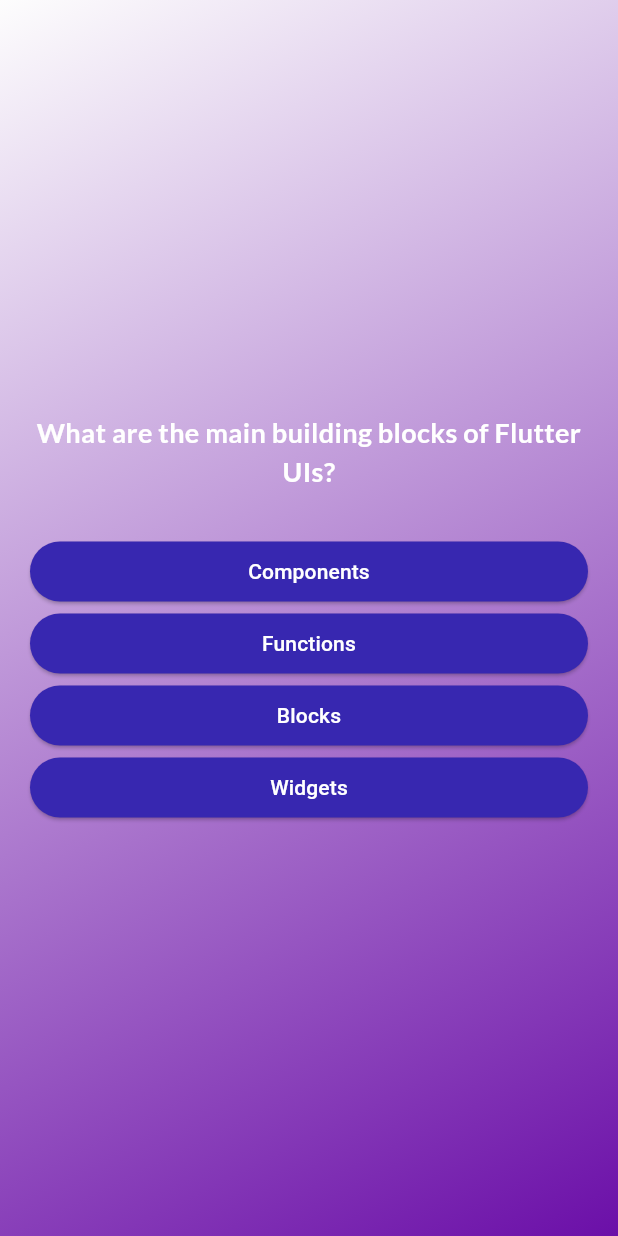
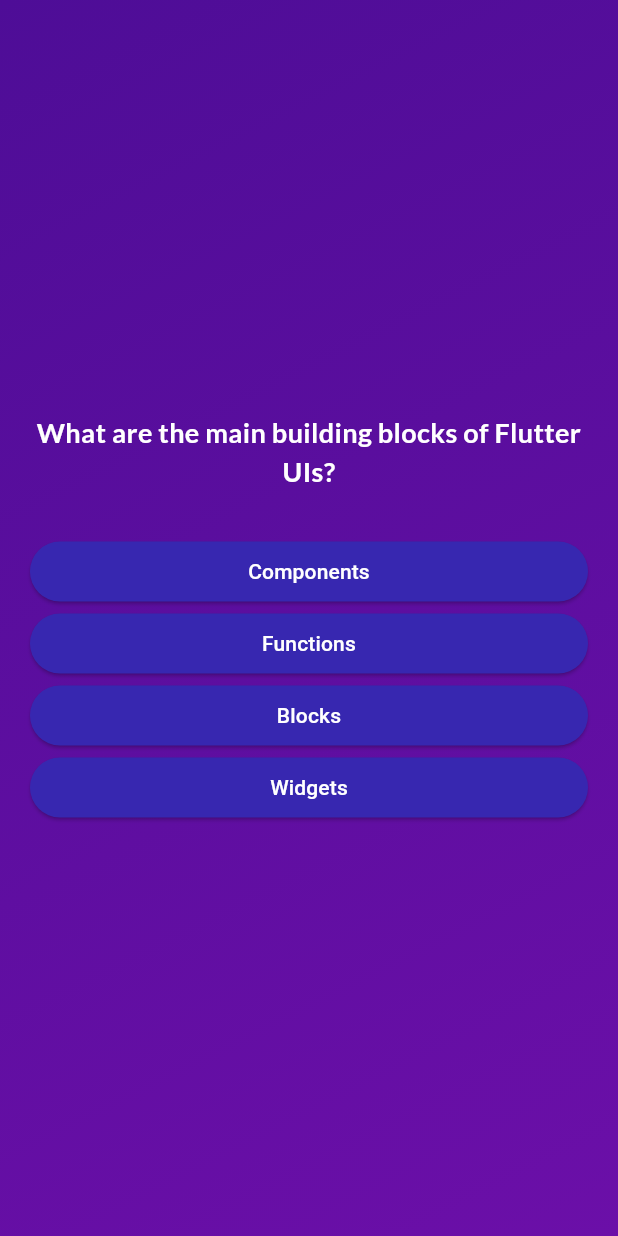
Before and after one commit to moashrafff/flutter-quiz-app-practice, a Flutter app: the screen it shows after launch, after a tap on "Start Quiz!", on a phone screen of 412 x 824 dp. Run offline on Flutter 3.47's test engine with Material 3 defaults, Android fonts, the phone set to English and light mode, and no system bars; our stand-ins replace google_fonts.

Commit message:
enhance ui components

```diff
--- a/lib/quiz.dart
+++ b/lib/quiz.dart
@@ -4,20 +4,29 @@ import 'package:flutter_application_1/questions_screen.dart';
 import 'package:flutter_application_1/result_screen.dart';
 import 'package:flutter_application_1/start_screen.dart';
 
+
 class Quiz extends StatefulWidget {
   const Quiz({super.key});
+
   @override
-  State<StatefulWidget> createState() {
+  State<Quiz> createState() {
     return _QuizState();
   }
 }
 
 class _QuizState extends State<Quiz> {
+  List<String> selectedAnswers = [];
   var activeScreen = 'start-screen';
-  List<String> selectedAnswers = [];
+
+  void switchScreen() {
+    setState(() {
+      activeScreen = 'questions-screen';
+    });
+  }
 
   void chooseAnswer(String answer) {
     selectedAnswers.add(answer);
+
     if (selectedAnswers.length == questions.length) {
       setState(() {
         activeScreen = 'results-screen';
@@ -25,9 +34,10 @@ class _QuizState extends State<Quiz> {
     }
   }
 
-  void switchScreen() {
+  void restartQuiz() {
     setState(() {
-      activeScreen = 'question-screen';
+      selectedAnswers = [];
+      activeScreen = 'questions-screen';
     });
   }
 
@@ -35,24 +45,32 @@ class _QuizState extends State<Quiz> {
   Widget build(context) {
     Widget screenWidget = StartScreen(switchScreen);
 
-    if (activeScreen == 'question-screen') {
+    if (activeScreen == 'questions-screen') {
       screenWidget = QuestionsScreen(
         onSelectAnswer: chooseAnswer,
       );
     }
 
     if (activeScreen == 'results-screen') {
-      screenWidget = ResultScreen(chooseAnswers: selectedAnswers,);
+      screenWidget = ResultsScreen(
+        chosenAnswers: selectedAnswers,
+        onRestart: restartQuiz,
+      );
     }
 
     return MaterialApp(
       home: Scaffold(
         body: Container(
           decoration: const BoxDecoration(
-              gradient: LinearGradient(colors: [
-            Color.fromARGB(255, 253, 253, 253),
-            Color.fromARGB(255, 107, 15, 168)
-          ], begin: Alignment.topLeft, end: Alignment.bottomRight)),
+            gradient: LinearGradient(
+              colors: [
+                Color.fromARGB(255, 78, 13, 151),
+                Color.fromARGB(255, 107, 15, 168),
+              ],
+              begin: Alignment.topLeft,
+              end: Alignment.bottomRight,
+            ),
+          ),
           child: screenWidget,
         ),
       ),
```
Also changed, not shown: lib/questions_summary.dart (deleted, +0 -30 lines), lib/questions_summary/questions_identifier.dart (added, +35 -0 lines), lib/questions_summary/questions_summary.dart (added, +25 -0 lines), lib/questions_summary/summary_item.dart (added, +59 -0 lines), lib/result_screen.dart (+36 -10 lines).
